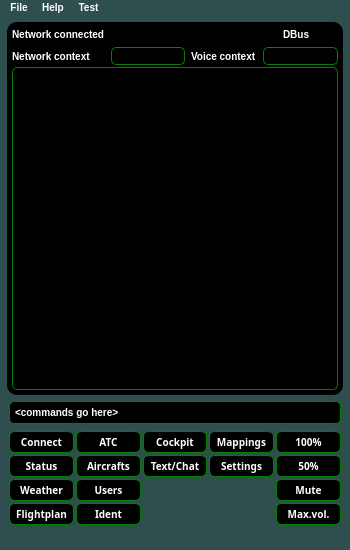
First picture: the form in samples/blackgui/mainwindow.ui, repository swift-project/pilotclient, before the edit.
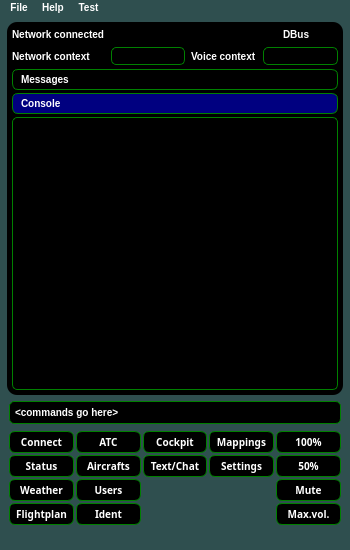
Second picture: the form after the edit. The open tabs and pages were chosen to show the change. Icons and pictures are not drawn.

Commit message:
Updated GUI for SELCAL messages and tones.
Some minor changes in the same step:
* Fixed some style sheets
* Added QToolBox as preparation for a status message list
* Renamed voice settings to audio settings

Diff of the .ui file:
```diff
--- a/samples/blackgui/mainwindow.ui
+++ b/samples/blackgui/mainwindow.ui
@@ -167,6 +167,23 @@
 	border: 1px solid green;
 }
 
+QToolBox {
+	border: none;
+}
+
+QToolBox::tab {
+	border: 1px solid green;
+	border-radius: 6px;
+    min-width: 30px;
+    padding: 2px;
+	padding-left: 4px;
+	padding-right: 4px;
+}
+
+QToolBox::tab::selected {
+	background-color: rgba(0, 0, 255, 128);
+}
+
 QRadioButton {
 	font: 10px;
 }
@@ -425,7 +442,7 @@
           </property>
           <layout class="QVBoxLayout" name="vl_Status">
            <property name="spacing">
-            <number>2</number>
+            <number>4</number>
            </property>
            <property name="leftMargin">
             <number>2</number>
@@ -512,19 +529,92 @@
             </layout>
            </item>
            <item>
-            <widget class="QPlainTextEdit" name="te_StatusMessages">
-             <property name="sizePolicy">
-              <sizepolicy hsizetype="Preferred" vsizetype="Expanding">
-               <horstretch>0</horstretch>
-               <verstretch>0</verstretch>
-              </sizepolicy>
+            <widget class="QToolBox" name="tb_StatusPage">
+             <property name="currentIndex">
+              <number>0</number>
              </property>
-             <property name="lineWrapMode">
-              <enum>QPlainTextEdit::NoWrap</enum>
+             <property name="tabSpacing">
+              <number>3</number>
              </property>
-             <property name="readOnly">
-              <bool>true</bool>
-             </property>
+             <widget class="QWidget" name="pg_StatusPageMessages">
+              <property name="geometry">
+               <rect>
+                <x>0</x>
+                <y>0</y>
+                <width>326</width>
+                <height>267</height>
+               </rect>
+              </property>
+              <attribute name="label">
+               <string>Messages</string>
+              </attribute>
+              <layout class="QVBoxLayout" name="vl_StatusPageMessages">
+               <property name="spacing">
+                <number>0</number>
+               </property>
+               <property name="leftMargin">
+                <number>0</number>
+               </property>
+               <property name="topMargin">
+                <number>0</number>
+               </property>
+               <property name="rightMargin">
+                <number>0</number>
+               </property>
+               <property name="bottomMargin">
+                <number>0</number>
+               </property>
+               <item>
+                <widget class="QTableView" name="tv_StatusMessages"/>
+               </item>
+              </layout>
+             </widget>
+             <widget class="QWidget" name="pg_StatusPageConsole">
+              <property name="geometry">
+               <rect>
+                <x>0</x>
+                <y>0</y>
+                <width>90</width>
+                <height>55</height>
+               </rect>
+              </property>
+              <attribute name="label">
+               <string>Console</string>
+              </attribute>
+              <layout class="QVBoxLayout" name="vl_StatusPageConsole">
+               <property name="spacing">
+                <number>0</number>
+               </property>
+               <property name="leftMargin">
+                <number>0</number>
+               </property>
+               <property name="topMargin">
+                <number>0</number>
+               </property>
+               <property name="rightMargin">
+                <number>0</number>
+               </property>
+               <property name="bottomMargin">
+                <number>0</number>
+               </property>
+               <item>
+                <widget class="QPlainTextEdit" name="te_StatusMessages">
+                 <property name="sizePolicy">
+                  <sizepolicy hsizetype="Preferred" vsizetype="Expanding">
+                   <horstretch>0</horstretch>
+                   <verstretch>0</verstretch>
+                  </sizepolicy>
+                 </property>
+                 <property name="lineWrapMode">
+                  <enum>QPlainTextEdit::NoWrap</enum>
+                 </property>
+                 <property name="readOnly">
+                  <bool>true</bool>
+                 </property>
+                </widget>
+               </item>
+              </layout>
+             </widget>
             </widget>
            </item>
           </layout>
```
Left out of the diff: 58 changed lines with no effect on the pictures. The commit also changes 4 other files.
